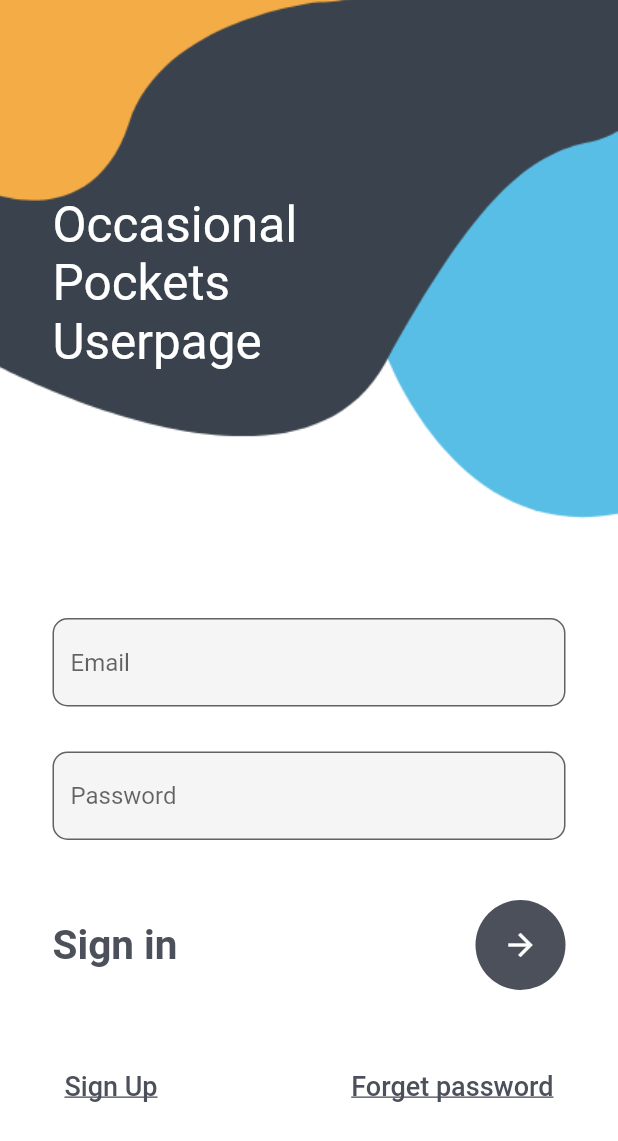
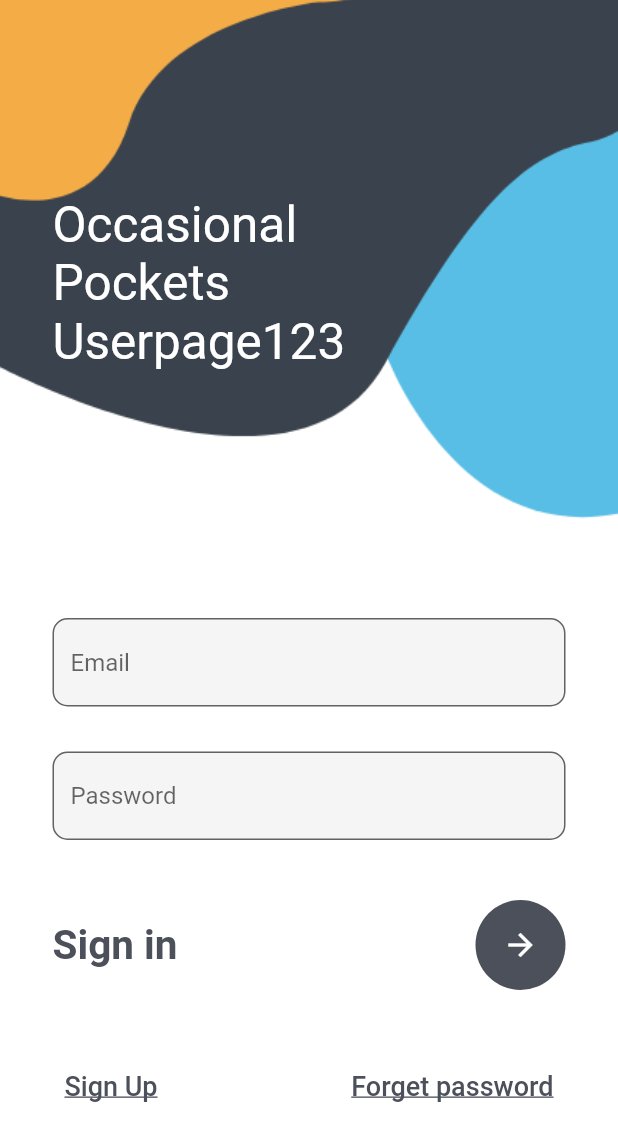
Before and after one commit to habibumar27/Occasional_pockets, a Flutter app: the screen it shows after launch, on a phone screen of 412 x 824 dp. Shown: the top 1141 px of the screen. Run offline on Flutter 3.47's test engine with Material 2 defaults, Android fonts, the phone set to English and light mode, and no system bars.

Commit message:
second commit

```diff
--- a/lib/login.dart
+++ b/lib/login.dart
@@ -21,7 +21,7 @@ class _MyLoginState extends State<MyLogin> {
         body: Stack(
           children: [Container(
             padding: EdgeInsets.only(left: 35,top: 130),
-            child: Text('Occasional\nPockets\nUserpage',style: TextStyle(
+            child: Text('Occasional\nPockets\nUserpage123',style: TextStyle(
               color: Colors.white,fontSize: 33
             ),)
           ),
```
